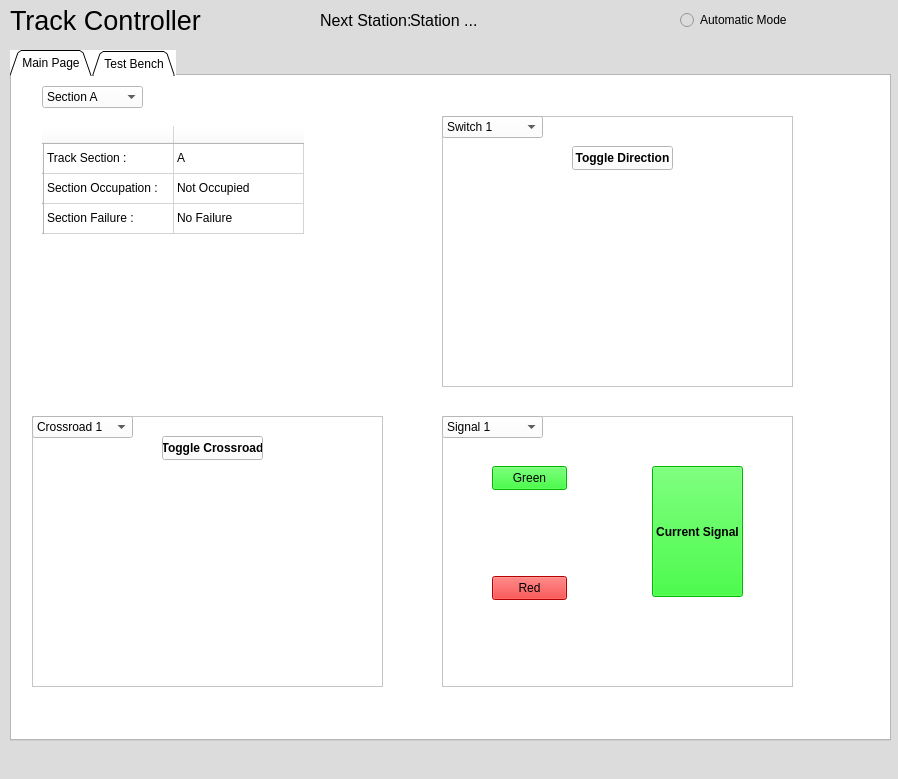
Old version of the form TrackControllerSw/TrackController.ui in the repository cerfort2/1140.
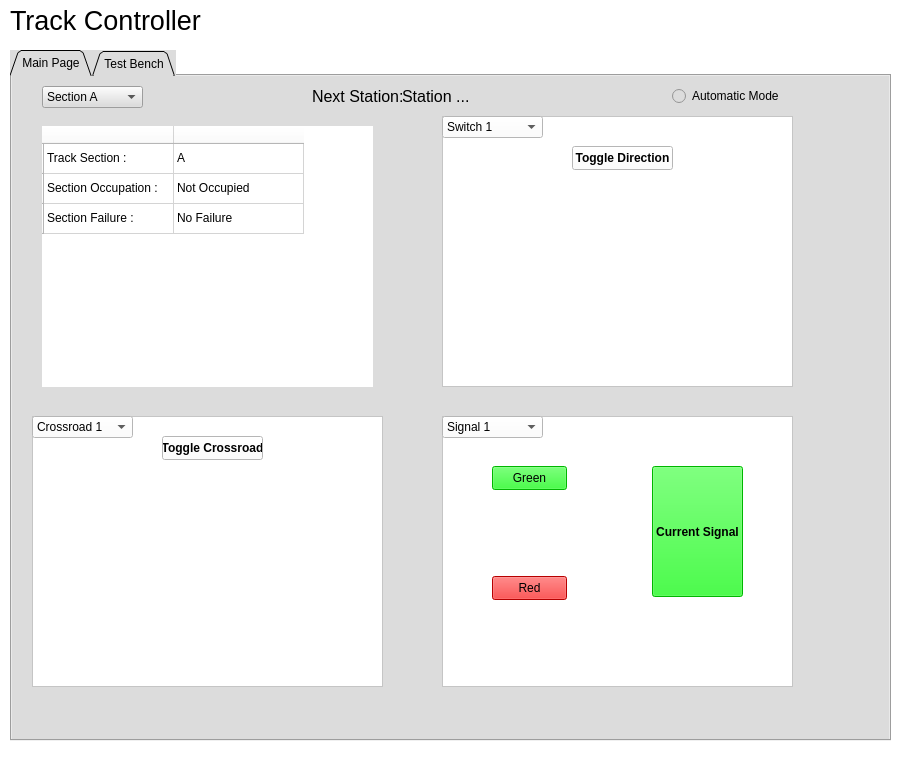
New version of the form. The open tabs and pages were chosen to show the change. Icons and pictures are not drawn.

The edit to the form file:
```diff
--- a/TrackControllerSw/TrackController.ui
+++ b/TrackControllerSw/TrackController.ui
@@ -14,22 +14,9 @@
    <string>MainWindow</string>
   </property>
   <property name="styleSheet">
-   <string notr="true">background-color: rgb(220,220,220);</string>
+   <string notr="true">background-color: rgb(255, 255, 255);</string>
   </property>
   <widget class="QWidget" name="centralwidget">
-   <widget class="QRadioButton" name="modeButton">
-    <property name="geometry">
-     <rect>
-      <x>680</x>
-      <y>10</y>
-      <width>121</width>
-      <height>20</height>
-     </rect>
-    </property>
-    <property name="text">
-     <string>Automatic Mode</string>
-    </property>
-   </widget>
    <widget class="QLabel" name="name">
     <property name="geometry">
      <rect>
@@ -64,7 +51,7 @@
      </rect>
     </property>
     <property name="styleSheet">
-     <string notr="true">background-color: rgb(255, 255, 255);</string>
+     <string notr="true">background-color: rgb(220, 220, 220);</string>
     </property>
     <property name="tabPosition">
      <enum>QTabWidget::North</enum>
@@ -73,7 +60,7 @@
      <enum>QTabWidget::Triangular</enum>
     </property>
     <property name="currentIndex">
-     <number>1</number>
+     <number>0</number>
     </property>
     <property name="Sections" stdset="0">
      <number>2</number>
@@ -185,7 +172,7 @@
        </property>
       </item>
      </widget>
-     <widget class="QFrame" name="frame">
+     <widget class="QFrame" name="switchFrame">
       <property name="geometry">
        <rect>
         <x>430</x>
@@ -194,6 +181,9 @@
         <height>271</height>
        </rect>
       </property>
+      <property name="styleSheet">
+       <string notr="true">background-color: rgb(255, 255, 255);</string>
+      </property>
       <property name="frameShape">
        <enum>QFrame::StyledPanel</enum>
       </property>
@@ -231,7 +221,7 @@
         <string>Toggle Direction</string>
        </property>
       </widget>
-      <widget class="QComboBox" name="section_2">
+      <widget class="QComboBox" name="switchSelect">
        <property name="geometry">
         <rect>
          <x>0</x>
@@ -252,7 +242,7 @@
        </item>
       </widget>
      </widget>
-     <widget class="QFrame" name="frame_2">
+     <widget class="QFrame" name="crossroadFrame">
       <property name="geometry">
        <rect>
         <x>20</x>
@@ -261,13 +251,16 @@
         <height>271</height>
        </rect>
       </property>
+      <property name="styleSheet">
+       <string notr="true">background-color: rgb(255, 255, 255);</string>
+      </property>
       <property name="frameShape">
        <enum>QFrame::StyledPanel</enum>
       </property>
       <property name="frameShadow">
        <enum>QFrame::Raised</enum>
       </property>
-      <widget class="QLabel" name="switchDirection_2">
+      <widget class="QLabel" name="crossroadStatus">
        <property name="geometry">
         <rect>
          <x>90</x>
@@ -298,7 +291,7 @@
         <string>Toggle Crossroad</string>
        </property>
       </widget>
-      <widget class="QComboBox" name="section_3">
+      <widget class="QComboBox" name="crossroadSelect">
        <property name="geometry">
         <rect>
          <x>0</x>
@@ -319,7 +312,7 @@
        </item>
       </widget>
      </widget>
-     <widget class="QFrame" name="frame_3">
+     <widget class="QFrame" name="signalFrame">
       <property name="geometry">
        <rect>
         <x>430</x>
@@ -328,6 +321,9 @@
         <height>271</height>
        </rect>
       </property>
+      <property name="styleSheet">
+       <string notr="true">background-color: rgb(255, 255, 255);</string>
+      </property>
       <property name="frameShape">
        <enum>QFrame::StyledPanel</enum>
       </property>
@@ -390,7 +386,7 @@
         <bool>false</bool>
        </property>
       </widget>
-      <widget class="QComboBox" name="section_4">
+      <widget class="QComboBox" name="signalSelect">
        <property name="geometry">
         <rect>
          <x>0</x>
@@ -411,17 +407,84 @@
        </item>
       </widget>
      </widget>
-     <zorder>frame</zorder>
+     <widget class="QRadioButton" name="modeButton">
+      <property name="geometry">
+       <rect>
+        <x>660</x>
+        <y>10</y>
+        <width>121</width>
+        <height>20</height>
+       </rect>
+      </property>
+      <property name="text">
+       <string>Automatic Mode</string>
+      </property>
+     </widget>
+     <widget class="QLabel" name="nextStation">
+      <property name="geometry">
+       <rect>
+        <x>390</x>
+        <y>10</y>
+        <width>91</width>
+        <height>21</height>
+       </rect>
+      </property>
+      <property name="font">
+       <font>
+        <pointsize>12</pointsize>
+       </font>
+      </property>
+      <property name="styleSheet">
+       <string notr="true">border-color: rgb(0, 0, 0);</string>
+      </property>
+      <property name="lineWidth">
+       <number>1</number>
+      </property>
+      <property name="midLineWidth">
+       <number>0</number>
+      </property>
+      <property name="text">
+       <string>Station ...</string>
+      </property>
+     </widget>
+     <widget class="QLabel" name="statText">
+      <property name="geometry">
+       <rect>
+        <x>300</x>
+        <y>0</y>
+        <width>91</width>
+        <height>41</height>
+       </rect>
+      </property>
+      <property name="font">
+       <font>
+        <pointsize>12</pointsize>
+       </font>
+      </property>
+      <property name="lineWidth">
+       <number>1</number>
+      </property>
+      <property name="midLineWidth">
+       <number>0</number>
+      </property>
+      <property name="text">
+       <string>Next Station:</string>
+      </property>
+     </widget>
+     <zorder>switchFrame</zorder>
      <zorder>sectionData</zorder>
      <zorder>section</zorder>
-     <zorder>frame_2</zorder>
-     <zorder>frame_3</zorder>
+     <zorder>crossroadFrame</zorder>
+     <zorder>signalFrame</zorder>
+     <zorder>modeButton</zorder>
+     <zorder>nextStation</zorder>
+     <zorder>statText</zorder>
     </widget>
     <widget class="QWidget" name="testBench">
      <attribute name="title">
       <string>Test Bench</string>
      </attribute>
-     <widget class="QTableWidget" name="sectionData_3">
+     <widget class="QTableWidget" name="dataTB">
       <property name="geometry">
        <rect>
         <x>30</x>
@@ -549,7 +612,7 @@
        </property>
       </item>
      </widget>
-     <widget class="QComboBox" name="section_5">
+     <widget class="QComboBox" name="sectionTB">
       <property name="geometry">
        <rect>
         <x>30</x>
@@ -569,7 +632,7 @@
        </property>
       </item>
      </widget>
-     <widget class="QFrame" name="frame_4">
+     <widget class="QFrame" name="switchTB">
       <property name="geometry">
        <rect>
         <x>430</x>
@@ -584,7 +647,7 @@
       <property name="frameShadow">
        <enum>QFrame::Raised</enum>
       </property>
-      <widget class="QComboBox" name="section_6">
+      <widget class="QComboBox" name="switchSelectTB">
        <property name="geometry">
         <rect>
          <x>0</x>
@@ -604,7 +667,7 @@
         </property>
        </item>
       </widget>
-      <widget class="QTableWidget" name="tableWidget">
+      <widget class="QTableWidget" name="switchData">
        <property name="geometry">
         <rect>
          <x>0</x>
@@ -613,6 +676,9 @@
          <height>51</height>
         </rect>
        </property>
+       <property name="styleSheet">
+        <string notr="true">background-color: rgb(255, 255, 255);</string>
+       </property>
        <attribute name="horizontalHeaderDefaultSectionSize">
         <number>150</number>
        </attribute>
@@ -643,7 +709,7 @@
        </item>
       </widget>
      </widget>
-     <widget class="QFrame" name="frame_5">
+     <widget class="QFrame" name="crossroadTB">
       <property name="geometry">
        <rect>
         <x>20</x>
@@ -658,7 +724,7 @@
       <property name="frameShadow">
        <enum>QFrame::Raised</enum>
       </property>
-      <widget class="QComboBox" name="section_7">
+      <widget class="QComboBox" name="crossroadSelectTB">
        <property name="geometry">
         <rect>
          <x>0</x>
@@ -678,7 +744,7 @@
         </property>
        </item>
       </widget>
-      <widget class="QTableWidget" name="tableWidget_3">
+      <widget class="QTableWidget" name="crossroadData">
        <property name="geometry">
         <rect>
          <x>0</x>
@@ -687,6 +753,9 @@
          <height>51</height>
         </rect>
        </property>
+       <property name="styleSheet">
+        <string notr="true">background-color: rgb(255, 255, 255);</string>
+       </property>
        <attribute name="horizontalHeaderDefaultSectionSize">
         <number>150</number>
        </attribute>
@@ -717,7 +786,7 @@
        </item>
       </widget>
      </widget>
-     <widget class="QFrame" name="frame_6">
+     <widget class="QFrame" name="signalTB">
       <property name="geometry">
        <rect>
         <x>430</x>
@@ -732,7 +801,7 @@
       <property name="frameShadow">
        <enum>QFrame::Raised</enum>
       </property>
-      <widget class="QComboBox" name="section_8">
+      <widget class="QComboBox" name="signalSelectTB">
        <property name="geometry">
         <rect>
          <x>0</x>
@@ -752,7 +821,7 @@
         </property>
        </item>
       </widget>
-      <widget class="QTableWidget" name="tableWidget_2">
+      <widget class="QTableWidget" name="signalData">
        <property name="geometry">
         <rect>
          <x>0</x>
@@ -761,6 +830,9 @@
          <height>51</height>
         </rect>
        </property>
+       <property name="styleSheet">
+        <string notr="true">background-color: rgb(255, 255, 255);</string>
+       </property>
        <attribute name="horizontalHeaderDefaultSectionSize">
         <number>150</number>
        </attribute>
@@ -793,57 +865,6 @@
      </widget>
     </widget>
    </widget>
-   <widget class="QLabel" name="statText">
-    <property name="geometry">
-     <rect>
-      <x>320</x>
-      <y>0</y>
-      <width>91</width>
-      <height>41</height>
-     </rect>
-    </property>
-    <property name="font">
-     <font>
-      <pointsize>12</pointsize>
-     </font>
-    </property>
-    <property name="lineWidth">
-     <number>1</number>
-    </property>
-    <property name="midLineWidth">
-     <number>0</number>
-    </property>
-    <property name="text">
-     <string>Next Station:</string>
-    </property>
-   </widget>
-   <widget class="QLabel" name="statText_2">
-    <property name="geometry">
-     <rect>
-      <x>410</x>
-      <y>10</y>
-      <width>91</width>
-      <height>21</height>
-     </rect>
-    </property>
-    <property name="font">
-     <font>
-      <pointsize>12</pointsize>
-     </font>
-    </property>
-    <property name="styleSheet">
-     <string notr="true">border-color: rgb(0, 0, 0);</string>
-    </property>
-    <property name="lineWidth">
-     <number>1</number>
-    </property>
-    <property name="midLineWidth">
-     <number>0</number>
-    </property>
-    <property name="text">
-     <string>Station ...</string>
-    </property>
-   </widget>
   </widget>
   <widget class="QMenuBar" name="menubar">
    <property name="geometry">
@@ -855,7 +876,6 @@
     </rect>
    </property>
   </widget>
-  <widget class="QStatusBar" name="statusbar"/>
  </widget>
  <resources>
   <include location="Images/left.qrc"/>
```
Left out of the diff: 2 changed lines with no effect on the pictures.
